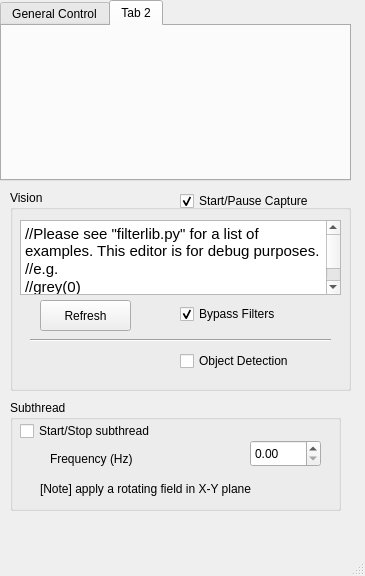
First picture: the form in mainwindow.ui, repository atelier-ritz/CoilSystemPython, before the edit.
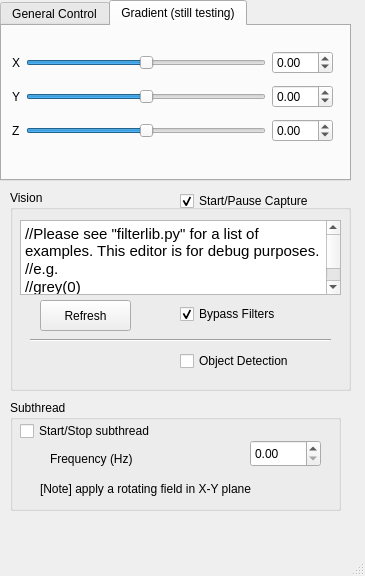
Second picture: the form after the edit. The open tabs and pages were chosen to show the change.

Commit message: gradient + color vision

```diff
--- a/mainwindow.ui
+++ b/mainwindow.ui
@@ -191,8 +191,128 @@
     </widget>
     <widget class="QWidget" name="tab_2">
      <attribute name="title">
-      <string>Tab 2</string>
+      <string>Gradient (still testing)</string>
      </attribute>
+     <widget class="QWidget" name="layoutWidget_2">
+      <property name="geometry">
+       <rect>
+        <x>10</x>
+        <y>20</y>
+        <width>321</width>
+        <height>101</height>
+       </rect>
+      </property>
+      <layout class="QGridLayout" name="gridLayout_2">
+       <item row="0" column="0">
+        <widget class="QLabel" name="label_7">
+         <property name="text">
+          <string>X</string>
+         </property>
+        </widget>
+       </item>
+       <item row="0" column="1">
+        <widget class="QSlider" name="hsld_xGradient">
+         <property name="minimum">
+          <number>-1400</number>
+         </property>
+         <property name="maximum">
+          <number>1400</number>
+         </property>
+         <property name="singleStep">
+          <number>10</number>
+         </property>
+         <property name="pageStep">
+          <number>100</number>
+         </property>
+         <property name="orientation">
+          <enum>Qt::Horizontal</enum>
+         </property>
+        </widget>
+       </item>
+       <item row="0" column="2">
+        <widget class="QDoubleSpinBox" name="dsb_xGradient">
+         <property name="minimum">
+          <double>-14.000000000000000</double>
+         </property>
+         <property name="maximum">
+          <double>14.000000000000000</double>
+         </property>
+        </widget>
+       </item>
+       <item row="1" column="0">
+        <widget class="QLabel" name="label_8">
+         <property name="text">
+          <string>Y</string>
+         </property>
+        </widget>
+       </item>
+       <item row="1" column="1">
+        <widget class="QSlider" name="hsld_yGradient">
+         <property name="minimum">
+          <number>-1400</number>
+         </property>
+         <property name="maximum">
+          <number>1400</number>
+         </property>
+         <property name="singleStep">
+          <number>10</number>
+         </property>
+         <property name="pageStep">
+          <number>100</number>
+         </property>
+         <property name="orientation">
+          <enum>Qt::Horizontal</enum>
+         </property>
+        </widget>
+       </item>
+       <item row="1" column="2">
+        <widget class="QDoubleSpinBox" name="dsb_yGradient">
+         <property name="minimum">
+          <double>-14.000000000000000</double>
+         </property>
+         <property name="maximum">
+          <double>14.000000000000000</double>
+         </property>
+        </widget>
+       </item>
+       <item row="2" column="0">
+        <widget class="QLabel" name="label_9">
+         <property name="text">
+          <string>Z</string>
+         </property>
+        </widget>
+       </item>
+       <item row="2" column="1">
+        <widget class="QSlider" name="hsld_zGradient">
+         <property name="minimum">
+          <number>-1400</number>
+         </property>
+         <property name="maximum">
+          <number>1400</number>
+         </property>
+         <property name="singleStep">
+          <number>10</number>
+         </property>
+         <property name="pageStep">
+          <number>100</number>
+         </property>
+         <property name="orientation">
+          <enum>Qt::Horizontal</enum>
+         </property>
+        </widget>
+       </item>
+       <item row="2" column="2">
+        <widget class="QDoubleSpinBox" name="dsb_zGradient">
+         <property name="minimum">
+          <double>-14.000000000000000</double>
+         </property>
+         <property name="maximum">
+          <double>14.000000000000000</double>
+         </property>
+        </widget>
+       </item>
+      </layout>
+     </widget>
     </widget>
    </widget>
    <widget class="QGroupBox" name="groupBox">
```
Left out of the diff: 3 changed lines with no effect on the pictures. The commit also changes 5 other files.
